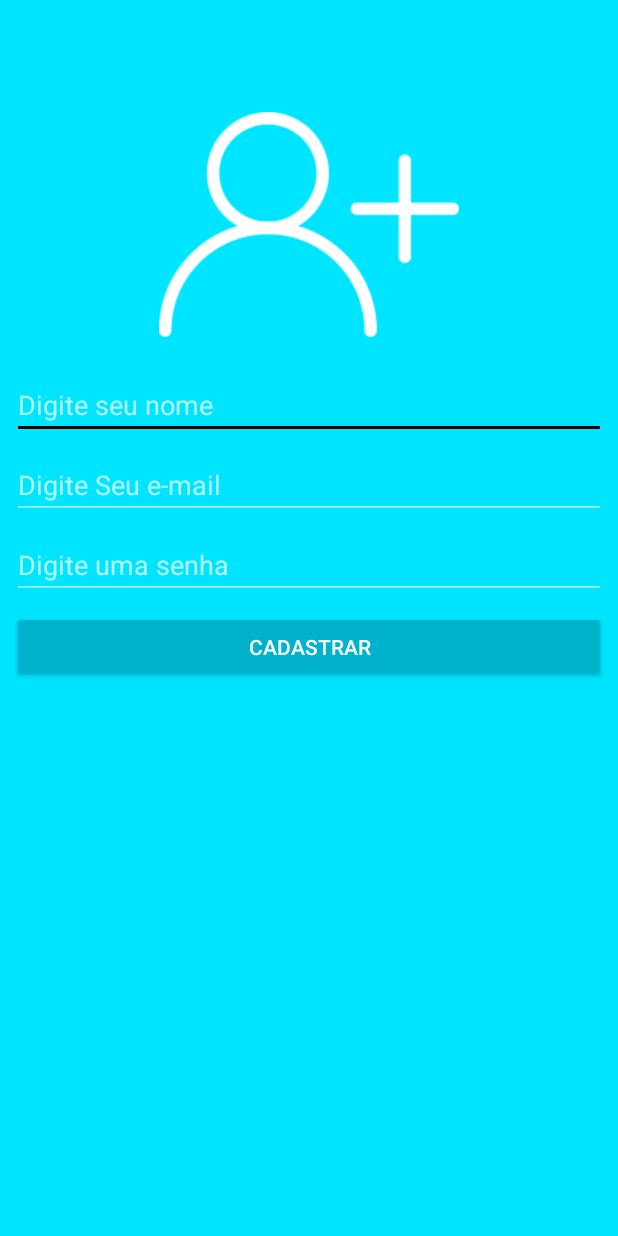
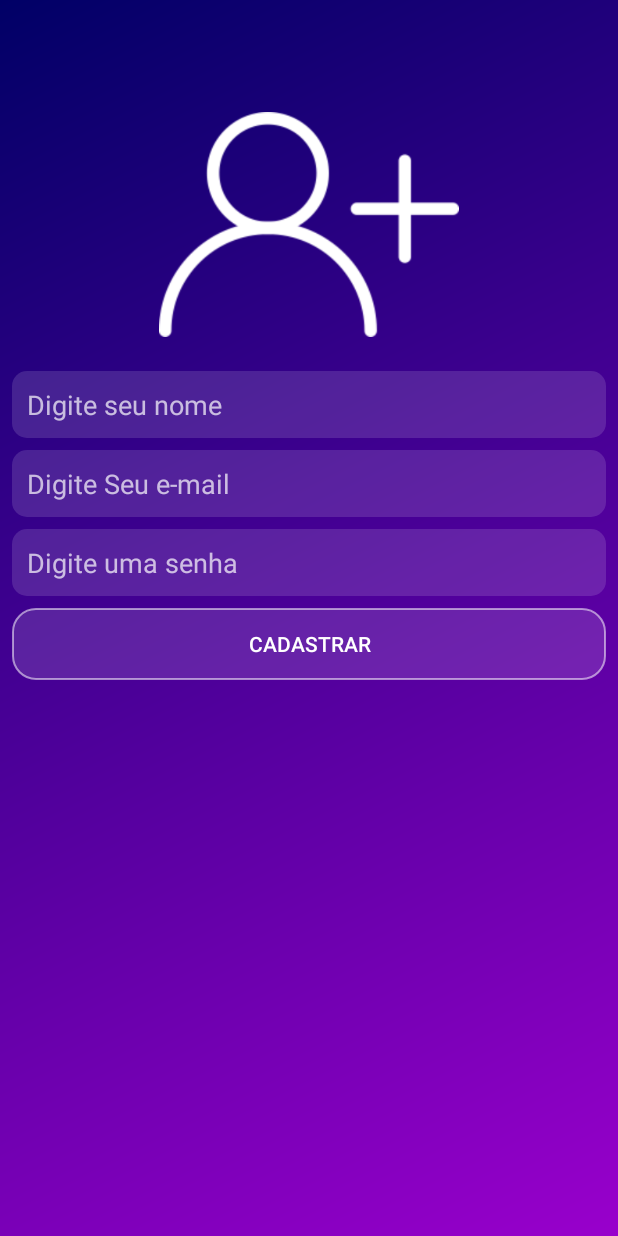
Before and after one commit to michelzarpe/Android_Java, an Android app: the CadastroUsuarioActivity screen opened directly, with no data from a screen before it, on a phone screen of 412 x 824 dp. Run offline under Robolectric (Android 15) with nearby library versions, the light colour scheme and no system bars; our stand-ins replace Firebase (no records; nobody signed in at launch, a user with empty details on screens opened directly).

Commit message:
alterações de cores no App

```diff
--- /dev/null
+++ b/WhatsApp/app/src/main/res/drawable/fundo_botao.xml
@@ -0,0 +1,7 @@
+<?xml version="1.0" encoding="utf-8"?>
+<shape xmlns:android="http://schemas.android.com/apk/res/android"
+    android:shape="rectangle">
+    <solid android:color="#22FFFFFF"></solid>
+    <corners android:radius="15dp"></corners>
+    <stroke android:color="#88FFFFFF" android:width="1dp"></stroke>
+</shape>
--- /dev/null
+++ b/WhatsApp/app/src/main/res/drawable/fundo_caixa_texto.xml
@@ -0,0 +1,6 @@
+<?xml version="1.0" encoding="utf-8"?>
+<shape xmlns:android="http://schemas.android.com/apk/res/android"
+    android:shape="rectangle">
+    <solid android:color="#22FFFFFF"></solid>
+    <corners android:radius="10dp"></corners>
+</shape>
--- /dev/null
+++ b/WhatsApp/app/src/main/res/drawable/fundo_degrade.xml
@@ -0,0 +1,12 @@
+<?xml version="1.0" encoding="utf-8"?>
+<shape xmlns:android="http://schemas.android.com/apk/res/android"
+    android:shape="rectangle">
+    <gradient
+        android:angle="135"
+        android:endColor="#000066"
+        android:startColor="#9900cc"
+        >
+    </gradient>
+
+
+</shape>
--- a/WhatsApp/app/src/main/res/layout/activity_cadastro_usuario.xml
+++ b/WhatsApp/app/src/main/res/layout/activity_cadastro_usuario.xml
@@ -10,8 +10,9 @@
     <android.support.constraint.ConstraintLayout
         android:layout_width="match_parent"
         android:layout_height="match_parent"
-        android:background="@color/primaryColor"
-        tools:context=".activity.atual.CadastroUsuarioActivity">
+        android:background="@drawable/fundo_degrade"
+        tools:context=".activity.atual.CadastroUsuarioActivity"
+        android:layout_gravity="center_vertical|center_horizontal">
 
         <ImageView
             android:id="@+id/imageView4"
@@ -38,6 +39,8 @@
             android:layout_marginTop="16dp"
             android:ems="10"
             android:hint="Digite seu nome"
+            android:background="@drawable/fundo_caixa_texto"
+            android:padding="10dp"
             android:inputType="textPersonName"
             app:layout_constraintEnd_toEndOf="parent"
             app:layout_constraintStart_toStartOf="parent"
@@ -54,6 +57,8 @@
             android:layout_marginTop="8dp"
             android:ems="10"
             android:hint="Digite Seu e-mail"
+            android:background="@drawable/fundo_caixa_texto"
+            android:padding="10dp"
             android:inputType="textEmailAddress"
             app:layout_constraintEnd_toEndOf="parent"
             app:layout_constraintStart_toStartOf="parent"
@@ -70,6 +75,8 @@
             android:layout_marginTop="8dp"
             android:ems="10"
             android:hint="Digite uma senha"
+            android:background="@drawable/fundo_caixa_texto"
+            android:padding="10dp"
             android:inputType="textPassword"
             app:layout_constraintEnd_toEndOf="parent"
             app:layout_constraintStart_toStartOf="parent"
@@ -86,9 +93,9 @@
             android:layout_marginTop="8dp"
             android:text="@string/button_cadastrar"
             android:theme="@style/botaoPadrao"
+            android:background="@drawable/fundo_botao"
             app:layout_constraintEnd_toEndOf="parent"
             app:layout_constraintStart_toStartOf="parent"
             app:layout_constraintTop_toBottomOf="@+id/edit_cadastroSenha" />
-
     </android.support.constraint.ConstraintLayout>
 </ScrollView>
--- a/WhatsApp/app/src/main/res/layout/activity_login2.xml
+++ b/WhatsApp/app/src/main/res/layout/activity_login2.xml
@@ -10,9 +10,10 @@
     <android.support.constraint.ConstraintLayout
         android:layout_width="match_parent"
         android:layout_height="match_parent"
-        android:background="@color/primaryColor"
+        android:background="@drawable/fundo_degrade"
         android:foregroundGravity="center_vertical|center_horizontal"
-        tools:context=".activity.atual.Login2Activity">
+        tools:context=".activity.atual.Login2Activity"
+        android:layout_gravity="center_vertical|center_horizontal">
 
         <ImageView
             android:id="@+id/imageView3"
@@ -39,6 +40,8 @@
             android:layout_marginTop="8dp"
             android:ems="10"
             android:hint="Digite Seu e-mail"
+            android:background="@drawable/fundo_caixa_texto"
+            android:padding="10dp"
             android:inputType="textEmailAddress"
             app:layout_constraintEnd_toEndOf="parent"
             app:layout_constraintStart_toStartOf="parent"
@@ -55,6 +58,8 @@
             android:layout_marginTop="8dp"
             android:ems="10"
             android:hint="Digite Sua senha"
+            android:background="@drawable/fundo_caixa_texto"
+            android:padding="10dp"
             android:inputType="textPassword"
             app:layout_constraintEnd_toEndOf="parent"
             app:layout_constraintStart_toStartOf="parent"
@@ -72,6 +77,7 @@
             android:layout_marginTop="20dp"
             android:text="@string/botao_logar"
             android:theme="@style/botaoPadrao"
+            android:background="@drawable/fundo_botao"
             app:layout_constraintBottom_toBottomOf="parent"
             app:layout_constraintEnd_toEndOf="parent"
             app:layout_constraintHorizontal_bias="0.0"
--- a/WhatsApp/app/src/main/res/layout/activity_main.xml
+++ b/WhatsApp/app/src/main/res/layout/activity_main.xml
@@ -14,7 +14,7 @@
     <!-- Criando as Tabs -->
    <br.com.whatsappandroid.cursoandroid.whatsapp.helper.SlidingTabLayout
        android:id="@+id/tab_layout"
-       android:background="@color/primaryDarkColor"
+       android:background="@drawable/fundo_degrade"
        android:layout_width="match_parent"
        android:layout_height="wrap_content">
    </br.com.whatsappandroid.cursoandroid.whatsapp.helper.SlidingTabLayout>
--- a/WhatsApp/app/src/main/res/layout/toolbar.xml
+++ b/WhatsApp/app/src/main/res/layout/toolbar.xml
@@ -5,7 +5,7 @@
     android:id="@+id/toolbar_principal"
     android:layout_width="match_parent"
     android:layout_height="wrap_content"
-    android:background="@color/primaryDarkColor"
+    android:background="@drawable/fundo_degrade"
     app:popupTheme="@style/Theme.AppCompat.Light"
     />
    <!-- android:elevation="5dp" -->
--- a/WhatsApp/app/src/main/res/values/colors.xml
+++ b/WhatsApp/app/src/main/res/values/colors.xml
@@ -1,7 +1,7 @@
 <?xml version="1.0" encoding="utf-8"?>
 <resources>
     <color name="colorPrimary">#3F51B5</color>
-    <color name="colorPrimaryDark">#303F9F</color>
+    <color name="colorPrimaryDark">#000066</color>
     <color name="colorAccent">#000000</color>
     <color name="primaryColor">#00e5ff</color>
     <color name="primaryLightColor">#6effff</color>
--- a/WhatsApp/app/src/main/res/values/styles.xml
+++ b/WhatsApp/app/src/main/res/values/styles.xml
@@ -13,7 +13,7 @@
     <style name="AppThemeWhats" parent="Theme.AppCompat.NoActionBar">
         <item name="windowNoTitle">true</item>
         <item name="colorPrimary">@color/primaryColor</item>
-        <item name="colorPrimaryDark">@color/primaryDarkColor</item>
+        <item name="colorPrimaryDark">@color/colorPrimaryDark</item>
         <item name="colorAccent">@color/colorAccent</item>
         <item name="android:windowBackground">@android:color/white</item>
      <!--<item name="android:itemBackground">@android:color/white</item>
@@ -26,6 +26,7 @@
         <item name="colorButtonNormal">@color/primaryDarkColor</item>
         <item name="colorControlHighlight">@color/primaryColor</item>
         <item name="android:textColor">@android:color/white</item>
+
     </style>
 
 </resources>
```
